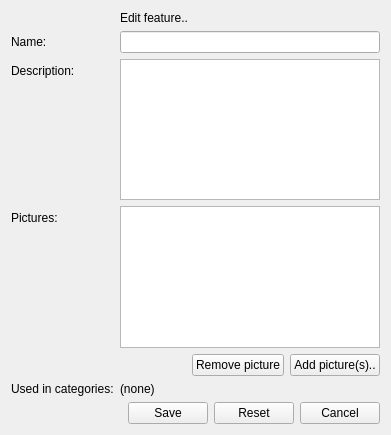
First picture: the form in client/uiforms/feature_edit.ui, repository Wolframe/configurator, before the edit.
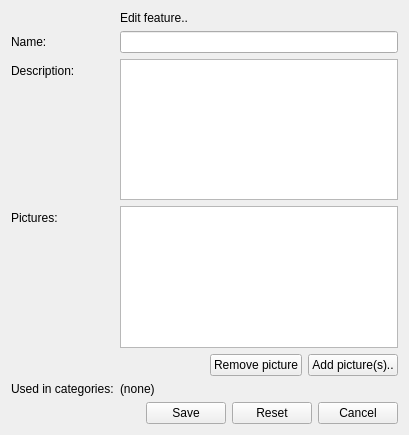
Second picture: the form after the edit. Icons and pictures are not drawn.

Commit message: small estetic changes to some forms

```diff
--- a/client/uiforms/feature_edit.ui
+++ b/client/uiforms/feature_edit.ui
@@ -6,7 +6,7 @@
    <rect>
     <x>0</x>
     <y>0</y>
-    <width>391</width>
+    <width>409</width>
     <height>435</height>
    </rect>
   </property>
@@ -176,7 +176,7 @@
     </widget>
    </item>
    <item row="4" column="1">
-    <layout class="QHBoxLayout" name="horizontalLayout_2">
+    <layout class="QHBoxLayout" name="horizontalLayout">
      <item>
       <spacer name="horizontalSpacer_2">
        <property name="orientation">
```
Left out of the diff: 7 changed lines with no effect on the pictures. The commit also changes 7 other files.
